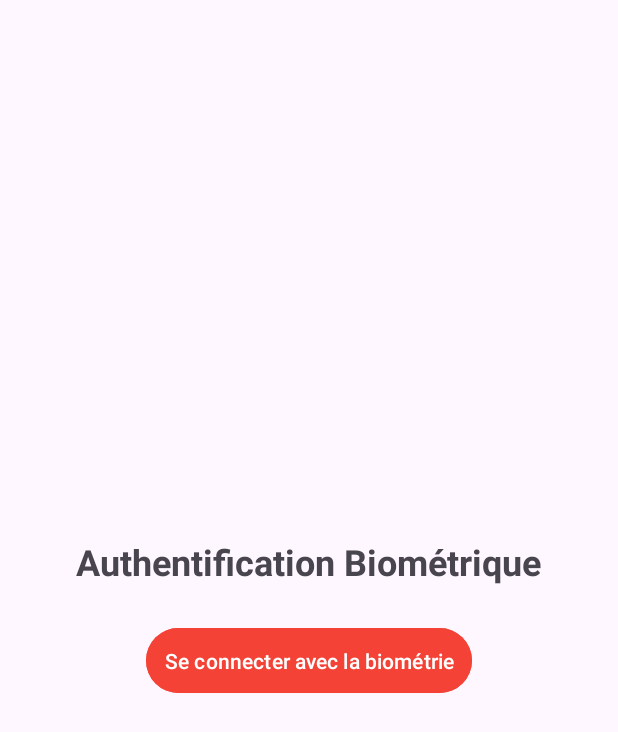
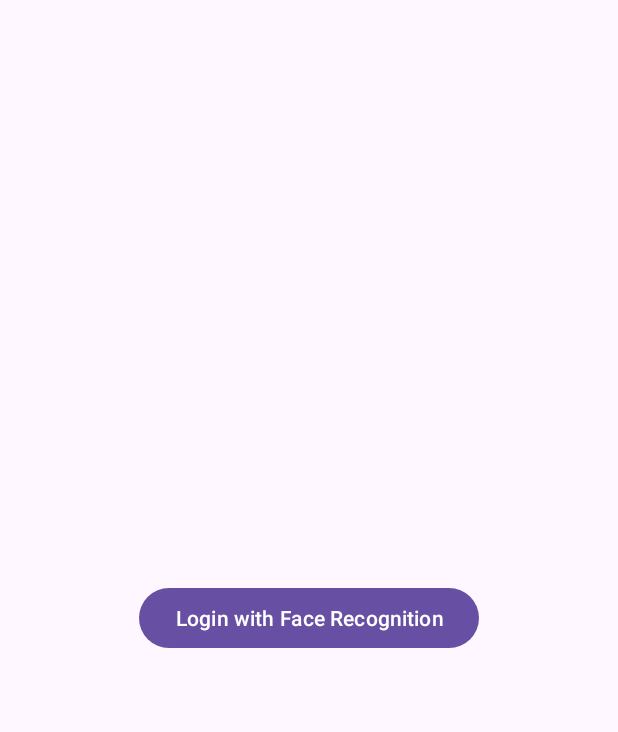
Before and after one commit to maynasri/sensors, an Android app: the screen it shows after launch (MainActivity), on a phone screen of 412 x 824 dp. Shown: the top 732 px of the screen. Run offline under Robolectric (Android 15) with nearby library versions, the phone set to English and light mode, and no system bars.

Commit message:
third commit

```diff
--- a/app/src/main/res/layout/activity_main.xml
+++ b/app/src/main/res/layout/activity_main.xml
@@ -1,29 +1,14 @@
 <?xml version="1.0" encoding="utf-8"?>
-<LinearLayout xmlns:android="http://schemas.android.com/apk/res/android"
+<LinearLayout
+    xmlns:android="http://schemas.android.com/apk/res/android"
     android:layout_width="match_parent"
     android:layout_height="match_parent"
     android:orientation="vertical"
-    android:gravity="center"
-    android:padding="16dp">
+    android:gravity="center">
 
-    <!-- Titre de l'application -->
-    <TextView
-        android:id="@+id/textViewTitle"
+    <Button
+        android:id="@+id/faceRecognitionLoginBtn"
         android:layout_width="wrap_content"
         android:layout_height="wrap_content"
-        android:text="Authentification Biométrique"
-        android:textSize="24sp"
-        android:textStyle="bold"
-        android:layout_marginBottom="24dp" />
-
-    <!-- Bouton pour lancer l'authentification biométrique -->
-    <Button
-        android:id="@+id/biometricLoginBtn"
-        android:layout_width="wrap_content"
-        android:layout_height="wrap_content"
-        android:text="Se connecter avec la biométrie"
-        android:padding="12dp"
-        android:backgroundTint="#F44336"
-        android:textColor="@android:color/white" />
-
+        android:text="Login with Face Recognition" />
 </LinearLayout>
```
Also changed, not shown: app/src/main/java/com/example/sensors/MainActivity.java (+47 -75 lines).
